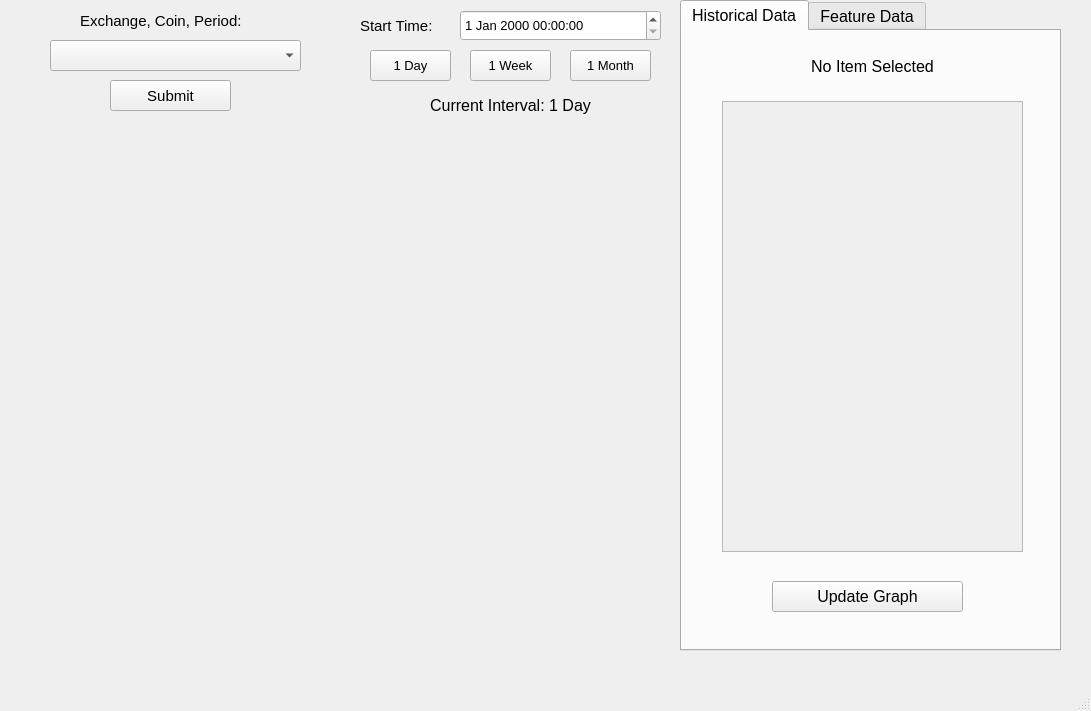
Old version of the form project/grapher.ui in the repository cluster-ai/Automarket.
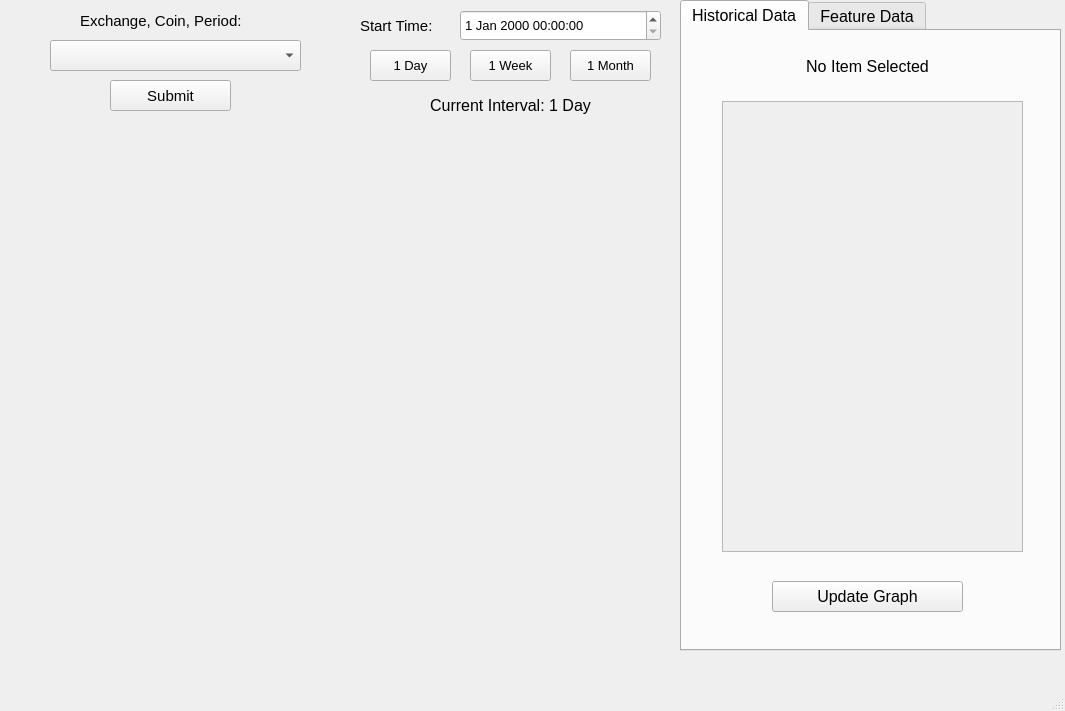
New version of the form. The open tabs and pages were chosen to show the change.

The edit to the form file:
```diff
--- a/project/grapher.ui
+++ b/project/grapher.ui
@@ -6,7 +6,7 @@
    <rect>
     <x>0</x>
     <y>0</y>
-    <width>1091</width>
+    <width>1065</width>
     <height>711</height>
    </rect>
   </property>
@@ -73,9 +73,9 @@
      <widget class="QLabel" name="hist_label">
       <property name="geometry">
        <rect>
-        <x>80</x>
+        <x>20</x>
         <y>20</y>
-        <width>221</width>
+        <width>331</width>
         <height>31</height>
        </rect>
       </property>
```
Left out of the diff: 8 changed lines with no effect on the pictures.
